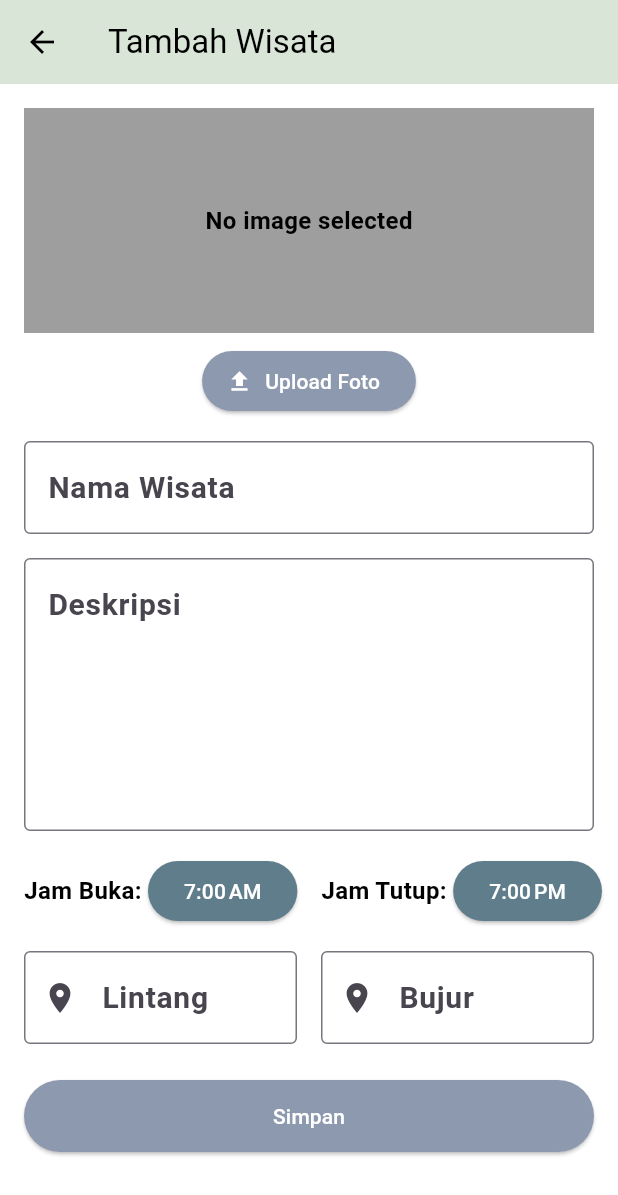
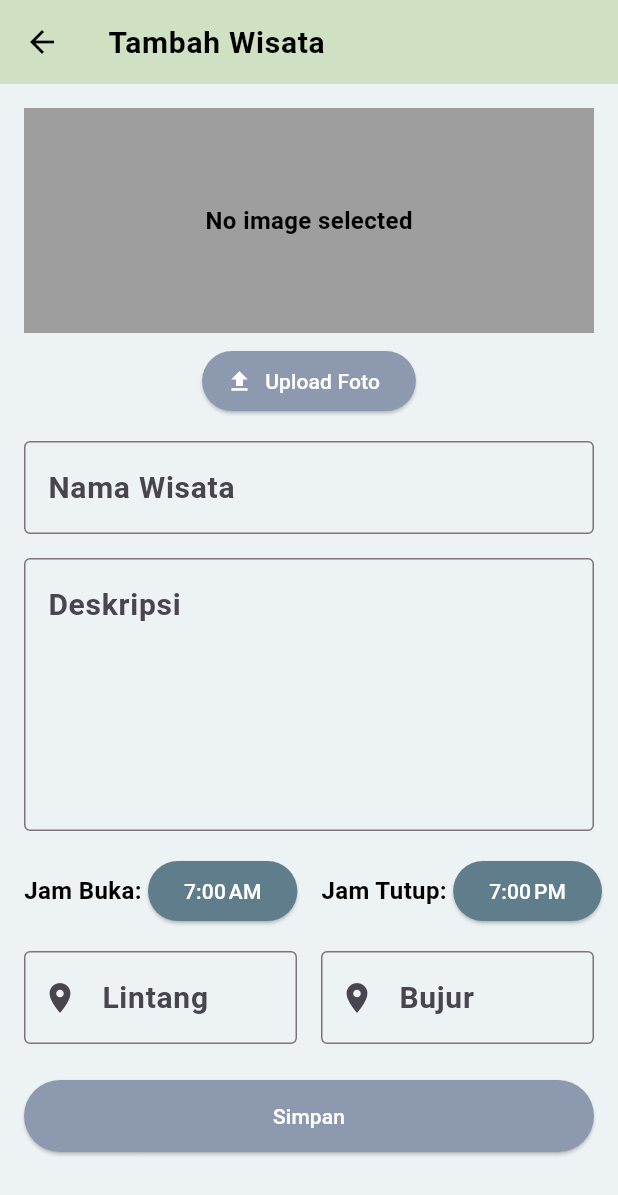
Before and after one commit to serenitydevina/wisata_rekreasi, a Flutter app: the AddPostWisataScreen screen opened directly, on a phone screen of 412 x 824 dp. Shown: the top 1195 px of the screen. Run offline on Flutter 3.47's test engine with Material 3 defaults, Android fonts, the phone set to English and light mode, and no system bars; our stand-ins replace cloud_firestore, firebase_auth, firebase_core, flutter_image_compress, image_picker, shared_preferences; accounts and stored records are empty.

Commit message:
modifikasi add post wisata screen

```diff
--- a/lib/screen/add_post_wisata_screen.dart
+++ b/lib/screen/add_post_wisata_screen.dart
@@ -375,10 +375,9 @@ class _AddPostWisataScreenState extends State<AddPostWisataScreen> {
   @override
   Widget build(BuildContext context) {
     return Scaffold(
-      backgroundColor: Colors.white,
+      backgroundColor: Theme.of(context).scaffoldBackgroundColor,
       appBar: AppBar(
-        title: Text("Tambah Wisata"),
-        backgroundColor: Color(0xFFD9E5D6),
+        title: Text("Tambah Wisata",  style: Theme.of(context).textTheme.bodyLarge ,),
       ),
       body: SingleChildScrollView(
         padding: EdgeInsets.all(16),
```
